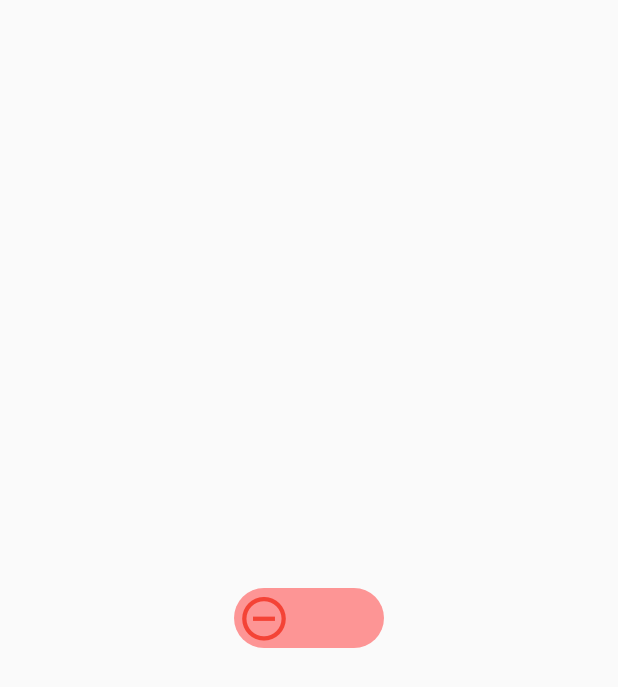
After one commit to zahid2873/animation, a Flutter app: the FlipAnimation screen opened directly, after a tap on the "arrow forward ios" icon, on a phone screen of 412 x 824 dp. The commit adds this screen. Shown: the top 687 px of the screen. Run offline on Flutter 3.47's test engine with Material 2 defaults, Android fonts, the phone set to English and light mode, and no system bars.

Commit message:
animated toggle commit

```diff
--- /dev/null
+++ b/lib/pages/animated_toggle.dart
@@ -0,0 +1,56 @@
+import 'package:flutter/material.dart';
+
+class AnimatedTogglePage extends StatefulWidget {
+  const AnimatedTogglePage({Key? key}) : super(key: key);
+
+  @override
+  State<AnimatedTogglePage> createState() => _AnimatedTogglePageState();
+}
+
+class _AnimatedTogglePageState extends State<AnimatedTogglePage> {
+  bool toggleValue = false;
+  @override
+  Widget build(BuildContext context) {
+    return Scaffold(
+      body: Center(
+        child: AnimatedContainer(
+          duration: Duration(milliseconds: 1000),
+          height: 40,
+          width: 100,
+          decoration: BoxDecoration(
+            borderRadius: BorderRadius.circular(20),
+            color: toggleValue ? Colors.greenAccent[100] : Colors.redAccent.withOpacity(0.6),
+          ),
+          child: Stack(
+            children: [
+              AnimatedPositioned(
+                  duration: Duration(milliseconds: 1000),
+                  curve: Curves.easeIn,
+                  top: 3,
+                  left: toggleValue ? 60.0 : 0.0,
+                  right: toggleValue ? 0.0 : 60.0,
+                  child: InkWell(
+                    onTap: toggleButton,
+                    child: AnimatedSwitcher(
+                      duration: Duration(milliseconds: 1000),
+                      transitionBuilder: (child, animation){
+                        return RotationTransition(turns: animation,child: child,);
+                      },
+                      child: toggleValue ? Icon(Icons.check_circle,color: Colors.green,size: 35,key: UniqueKey(),)
+                          :Icon(Icons.remove_circle_outline,color: Colors.red,size: 35, key: UniqueKey(),),
+                    ),
+                  ),
+              )
+            ],
+          ),
+        ),
+      ),
+    );
+  }
+
+   toggleButton() {
+    setState(() {
+      toggleValue = !toggleValue;
+    });
+  }
+}
--- a/lib/pages/flip_animation.dart
+++ b/lib/pages/flip_animation.dart
@@ -1,5 +1,6 @@
 import 'dart:math';
 
+import 'package:animation/pages/animated_toggle.dart';
 import 'package:flutter/material.dart';
 
 class FlipAnimation extends StatefulWidget {
@@ -26,6 +27,11 @@ class _FlipAnimationState extends State<FlipAnimation> with SingleTickerProvider
     return Scaffold(
       appBar: AppBar(
         title: Text(" Flip Animation"),
+      actions: [
+        IconButton(onPressed: (){
+          Navigator.push(context, MaterialPageRoute(builder: (context)=>AnimatedTogglePage()));
+        }, icon: Icon(Icons.arrow_forward_ios,color: Colors.black,))
+      ],
       ),
       body: AnimatedBuilder(animation: animationController!, builder: (context, child){
         return Center(
```
